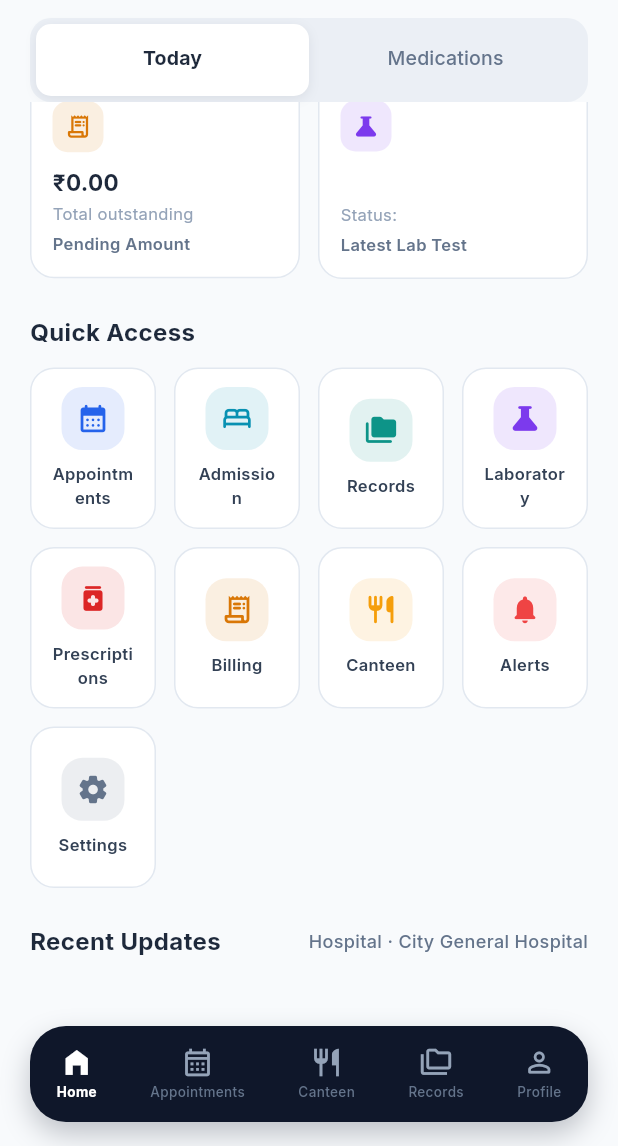
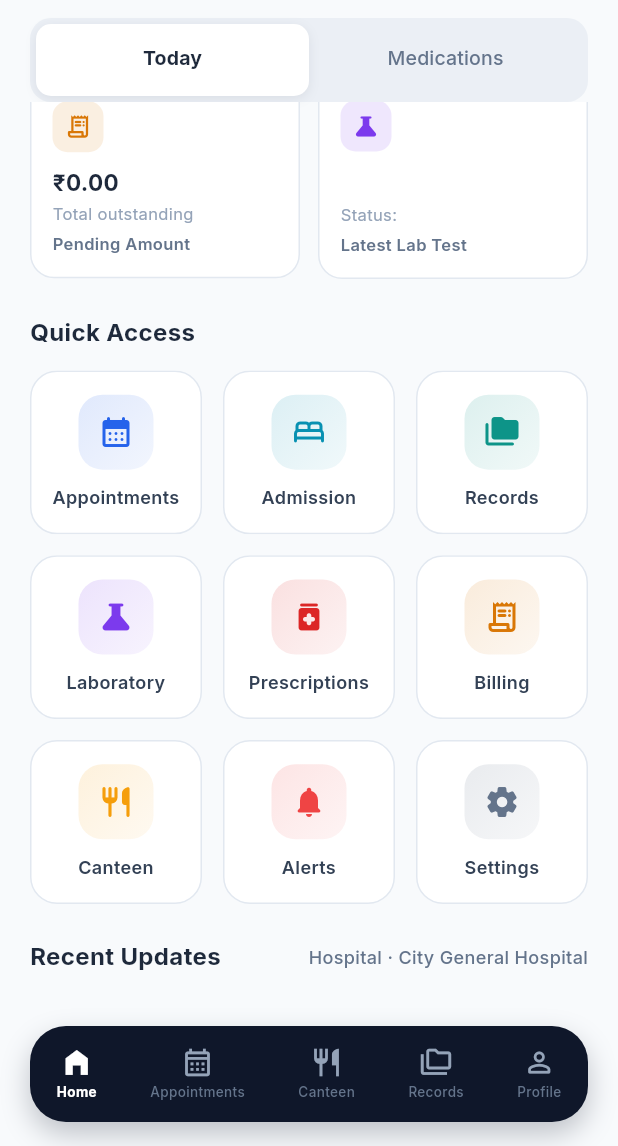
Before and after one commit to bharathkumar000/hms, a Flutter app: the HomeShell screen opened directly, scrolled down 576 dp, on a phone screen of 412 x 824 dp, the part 90-1236 px from its top. Run offline on Flutter 3.47's test engine with Material 3 defaults, Android fonts, the phone set to English and light mode, and no system bars; our stand-ins replace google_fonts, shared_preferences, supabase_flutter; accounts and stored records are empty.

Commit message:
fix: redesign quick access grid with cleaner 3x3 tiles
Switches the dashboard quick-access from a cramped 4-column 0.78-aspect grid to a balanced 3x3 layout and rebuilds ModuleTile with a gradient icon badge and Material ink ripples. Also untracks stray analyze/build log files.

```diff
--- a/patient_app/lib/screens/dashboard/dashboard_screen.dart
+++ b/patient_app/lib/screens/dashboard/dashboard_screen.dart
@@ -609,7 +609,9 @@ class _DashboardScreenState extends State<DashboardScreen>
                   Expanded(
                     child: _vitalBox(
                       icon: Icons.water_drop_rounded,
-                      label: 'Sugar ${today?.sugarType != null ? '(${today!.sugarType})' : ''}',
+                      label: (today?.sugarType?.isNotEmpty ?? false)
+                          ? 'Sugar (${today?.sugarType})'
+                          : 'Sugar',
                       value: today?.bloodSugar?.toString() ?? '—',
                       unit: 'mg/dL',
                       color: const Color(0xFF2563EB),
@@ -1068,14 +1070,14 @@ class _DashboardScreenState extends State<DashboardScreen>
       crossAxisAlignment: CrossAxisAlignment.start,
       children: [
         const SectionHeader('Quick Access'),
-        const SizedBox(height: 12),
+        const SizedBox(height: 14),
         GridView.count(
-          crossAxisCount: 4,
+          crossAxisCount: 3,
           shrinkWrap: true,
           physics: const NeverScrollableScrollPhysics(),
-          mainAxisSpacing: 12,
-          crossAxisSpacing: 12,
-          childAspectRatio: 0.78,
+          mainAxisSpacing: 14,
+          crossAxisSpacing: 14,
+          childAspectRatio: 1.05,
           children: [
             ModuleTile(
               icon: Icons.calendar_month_rounded,
--- a/patient_app/lib/widgets/common_widgets.dart
+++ b/patient_app/lib/widgets/common_widgets.dart
@@ -241,41 +241,50 @@ class ModuleTile extends StatelessWidget {
 
   @override
   Widget build(BuildContext context) {
-    return InkWell(
-      borderRadius: BorderRadius.circular(16),
+    return Material(
+      color: Colors.transparent,
+      child: InkWell(
+        borderRadius: BorderRadius.circular(18),
         onTap: onTap,
-      child: Container(
-        padding: const EdgeInsets.all(12),
+        child: Ink(
           decoration: BoxDecoration(
             color: Colors.white,
-          borderRadius: BorderRadius.circular(16),
+            borderRadius: BorderRadius.circular(18),
             border: Border.all(color: const Color(0xFFE2E8F0)),
           ),
           child: Column(
             mainAxisAlignment: MainAxisAlignment.center,
             children: [
               Container(
-              height: 42,
-              width: 42,
+                height: 50,
+                width: 50,
                 decoration: BoxDecoration(
-                color: color.withValues(alpha: 0.12),
-                borderRadius: BorderRadius.circular(14),
+                  gradient: LinearGradient(
+                    begin: Alignment.topLeft,
+                    end: Alignment.bottomRight,
+                    colors: [
+                      color.withValues(alpha: 0.14),
+                      color.withValues(alpha: 0.06),
+                    ],
                   ),
-              child: Icon(icon, color: color, size: 22),
+                  borderRadius: BorderRadius.circular(16),
                 ),
-            const SizedBox(height: 8),
+                child: Icon(icon, color: color, size: 24),
+              ),
+              const SizedBox(height: 10),
               Text(
                 label,
                 textAlign: TextAlign.center,
-              maxLines: 2,
+                maxLines: 1,
                 overflow: TextOverflow.ellipsis,
                 style: GoogleFonts.inter(
-                fontSize: 11,
+                  fontSize: 12,
                   fontWeight: FontWeight.w600,
                   color: const Color(0xFF334155),
                 ),
               ),
             ],
+          ),
         ),
       ),
     );
```
Also changed, not shown: patient_app/analyze_report.txt (deleted, +0 -25 lines), patient_app/build_log.txt (deleted, +0 -9 lines), 1 other file. Lines whose indentation alone changed are shown as unchanged.
